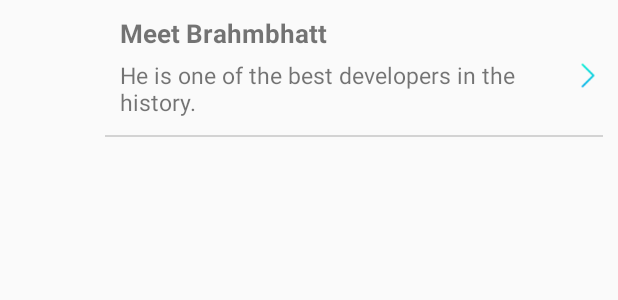
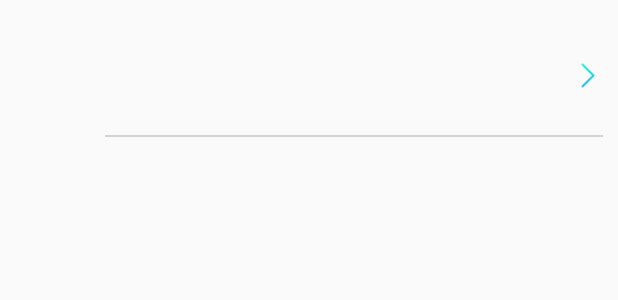
Before and after one commit to meetbb/TickleMediaAssignment, an Android app: the layout repository_list_item.xml on its own in the app's theme, with its tools: preview values and no code run, on a phone screen of 412 x 824 dp. Shown: the top 300 px of the screen. Run offline under Robolectric (Android 15) with nearby library versions, the phone set to English and light mode, and no system bars.

Commit message:
Changes in layout file.

```diff
--- a/app/src/main/res/layout/repository_list_item.xml
+++ b/app/src/main/res/layout/repository_list_item.xml
@@ -15,8 +15,6 @@
         android:layout_marginBottom="10dp"
         android:contentDescription="@string/app_name" />
 
-    c
-
     <LinearLayout
         android:id="@+id/desc_layout"
         android:layout_width="wrap_content"
@@ -33,7 +31,6 @@
             android:id="@+id/repo_title"
             android:layout_width="wrap_content"
             android:layout_height="wrap_content"
-            android:text="Meet Brahmbhatt"
             android:textSize="17sp"
             android:textStyle="bold" />
 
@@ -42,7 +39,6 @@
             android:layout_width="wrap_content"
             android:layout_height="wrap_content"
             android:layout_marginTop="5dp"
-            android:text="He is one of the best developers in the history."
             android:textSize="15sp" />
     </LinearLayout>
 
```
Also changed, not shown: app/src/main/res/layout/fragment_details.xml (+8 -8 lines).
